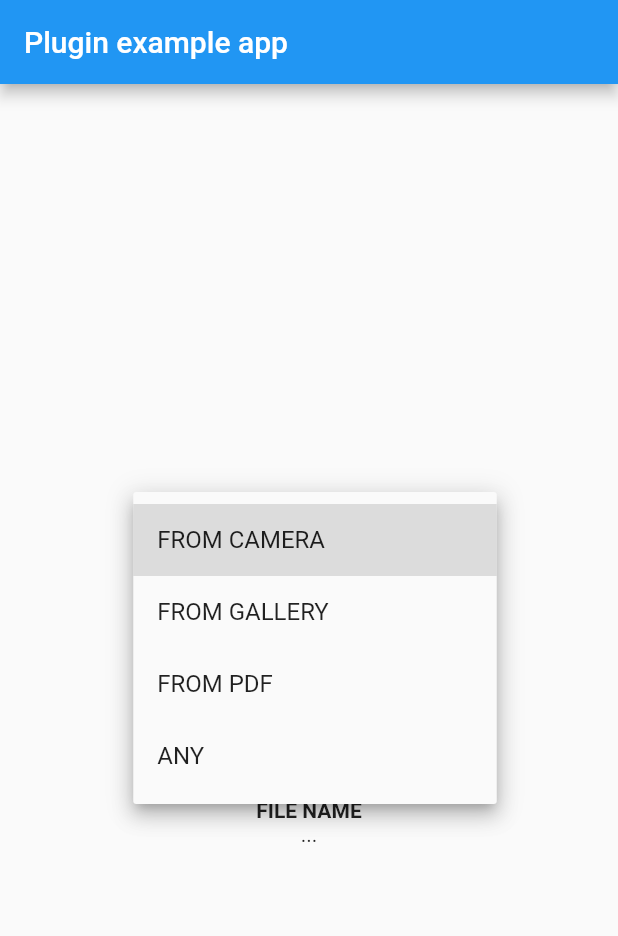
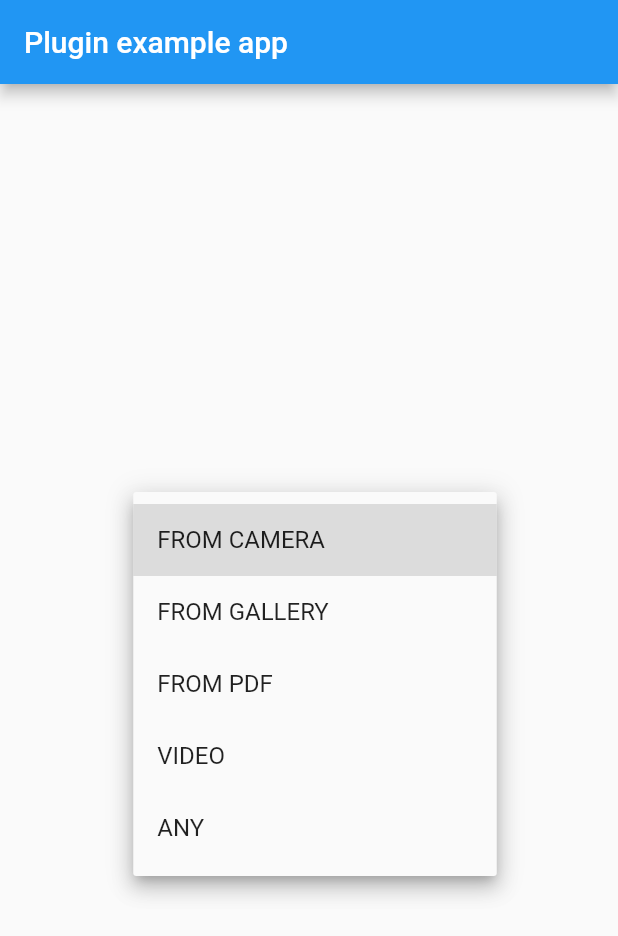
Before and after one commit to miguelpruivo/flutter_file_picker, a Flutter app: the screen it shows after launch, after a tap on "LOAD FILE PATH FROM...", on a phone screen of 412 x 824 dp. Shown: the top 936 px of the screen. Run offline on Flutter 3.47's test engine with Material 2 defaults, Android fonts, the phone set to English and light mode, and no system bars; our stand-ins replace image_picker.

Commit message:
adds support for video files

```diff
--- a/example/lib/main.dart
+++ b/example/lib/main.dart
@@ -29,12 +29,6 @@ class _MyAppState extends State<MyApp> {
     });
   }
 
-  // Platform messages are asynchronous, so we initialize in an async method.
-
-  // If the widget was removed from the tree while the asynchronous platform
-  // message was in flight, we want to discard the reply rather than calling
-  // setState to update our non-existent appearance.
-
   @override
   Widget build(BuildContext context) {
     return new MaterialApp(
@@ -65,14 +59,20 @@ class _MyAppState extends State<MyApp> {
                     value: FileType.PDF,
                   ),
                   new DropdownMenuItem(
+                    child: new Text('VIDEO'),
+                    value: FileType.VIDEO,
+                  ),
+                  new DropdownMenuItem(
                     child: new Text('ANY'),
                     value: FileType.ANY,
                   )
                 ],
                 onChanged: (value) {
-                  setState(() {
-                    _pickingType = value;
-                  });
+                  setState(
+                    () {
+                      _pickingType = value;
+                    },
+                  );
                 },
               ),
             ),
--- a/lib/file_picker.dart
+++ b/lib/file_picker.dart
@@ -7,6 +7,7 @@ enum FileType {
   ANY,
   PDF,
   IMAGE,
+  VIDEO,
   CAPTURE,
 }
 
@@ -23,12 +24,14 @@ class FilePicker {
 
   static Future<String> getFilePath({FileType type = FileType.ANY}) async {
     switch (type) {
-      case FileType.PDF:
-        return _getPath('PDF');
       case FileType.IMAGE:
         return _getImage(ImageSource.gallery);
       case FileType.CAPTURE:
         return _getImage(ImageSource.camera);
+      case FileType.PDF:
+        return _getPath('PDF');
+      case FileType.VIDEO:
+        return _getPath('VIDEO');
       default:
         return _getPath('ANY');
     }
```
Also changed, not shown: 5 other files.
